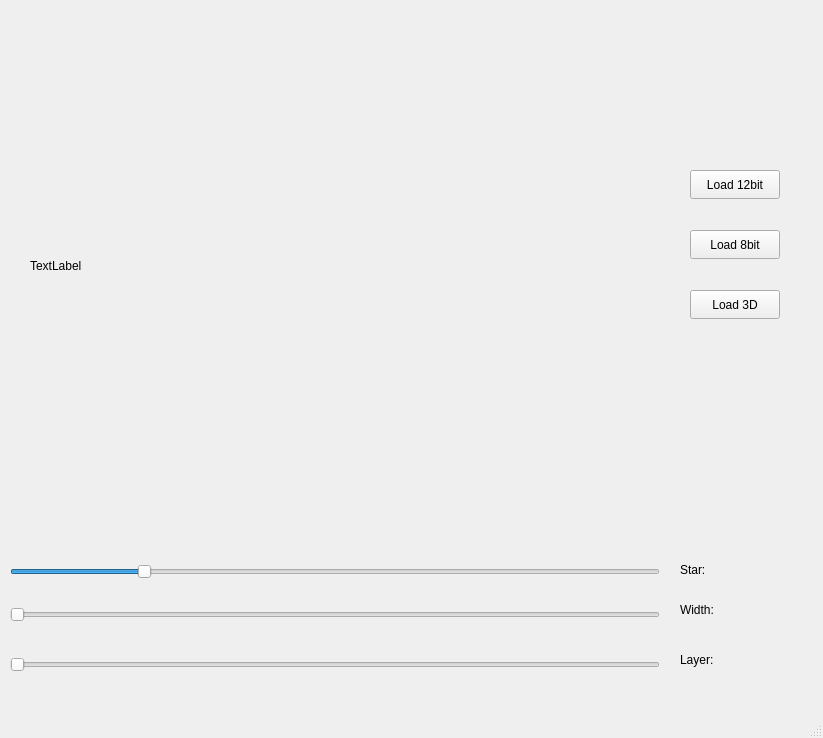
This is sweidmt_project/ImageLoader.ui in HosseinOmid/Uni_Operationsplanungssystems_Medizintechnik as Qt 5 draws it before an edit. The edited form follows.
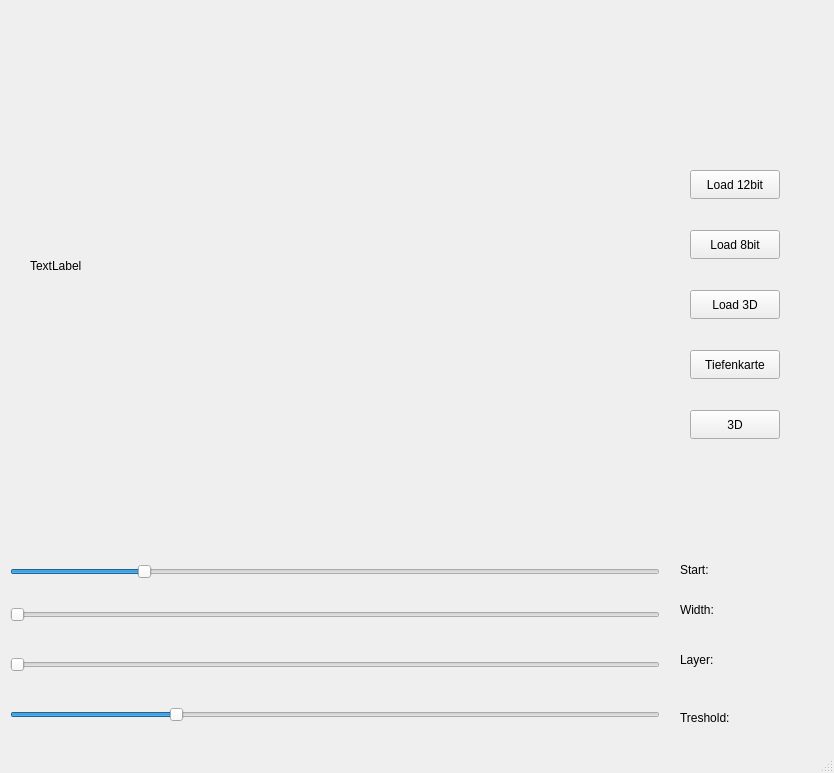
This is the edited form.

What changed in the file:
```diff
--- a/sweidmt_project/ImageLoader.ui
+++ b/sweidmt_project/ImageLoader.ui
@@ -6,8 +6,8 @@
    <rect>
     <x>0</x>
     <y>0</y>
-    <width>823</width>
-    <height>738</height>
+    <width>834</width>
+    <height>773</height>
    </rect>
   </property>
   <property name="windowTitle">
@@ -101,7 +101,7 @@
      </rect>
     </property>
     <property name="text">
-     <string>Star:</string>
+     <string>Start:</string>
     </property>
    </widget>
    <widget class="QLabel" name="label_Width">
@@ -159,6 +159,64 @@
      <string>Layer:</string>
     </property>
    </widget>
+   <widget class="QSlider" name="Slider_Treshold">
+    <property name="geometry">
+     <rect>
+      <x>10</x>
+      <y>700</y>
+      <width>650</width>
+      <height>30</height>
+     </rect>
+    </property>
+    <property name="minimum">
+     <number>-1024</number>
+    </property>
+    <property name="maximum">
+     <number>3071</number>
+    </property>
+    <property name="orientation">
+     <enum>Qt::Horizontal</enum>
+    </property>
+   </widget>
+   <widget class="QLabel" name="label_Treshold">
+    <property name="geometry">
+     <rect>
+      <x>680</x>
+      <y>710</y>
+      <width>121</width>
+      <height>16</height>
+     </rect>
+    </property>
+    <property name="text">
+     <string>Treshold:</string>
+    </property>
+   </widget>
+   <widget class="QPushButton" name="pushButton_Tiefenkarte">
+    <property name="geometry">
+     <rect>
+      <x>690</x>
+      <y>350</y>
+      <width>90</width>
+      <height>29</height>
+     </rect>
+    </property>
+    <property name="text">
+     <string>Tiefenkarte</string>
+    </property>
+   </widget>
+   <widget class="QPushButton" name="pushButton_3D">
+    <property name="geometry">
+     <rect>
+      <x>690</x>
+      <y>410</y>
+      <width>90</width>
+      <height>29</height>
+     </rect>
+    </property>
+    <property name="text">
+     <string>3D</string>
+    </property>
+   </widget>
   </widget>
   <widget class="QMenuBar" name="menubar">
    <property name="geometry">
```
Left out of the diff: 2 changed lines with no effect on the pictures.
